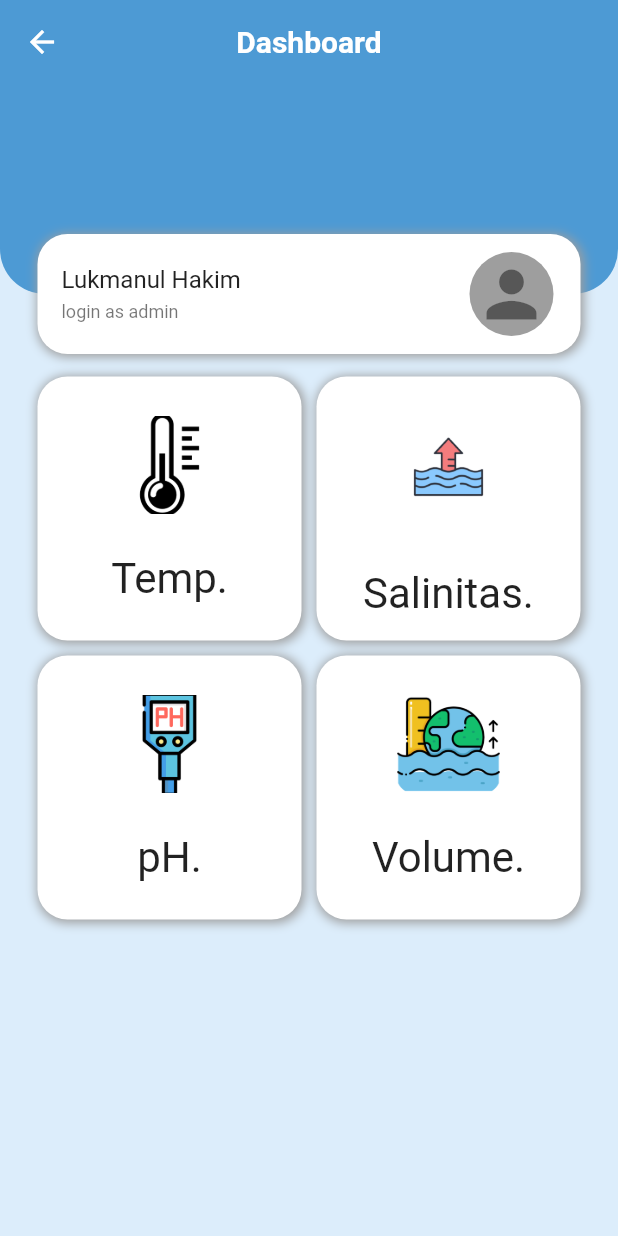
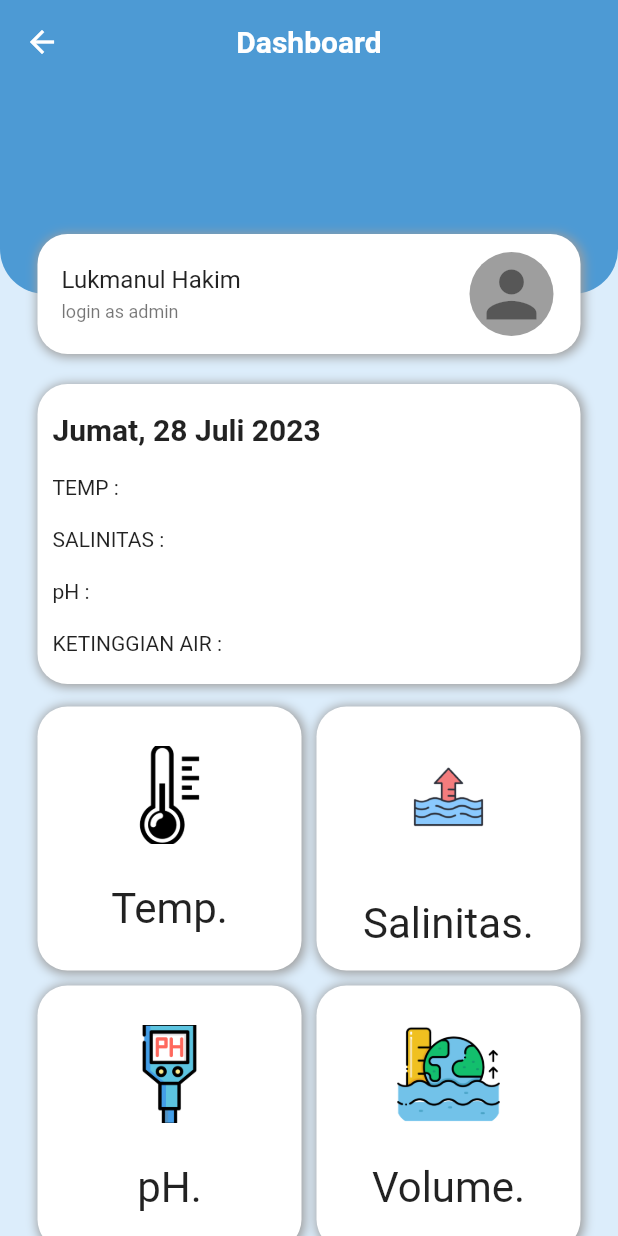
Before and after one commit to zainpelope/tambak-udang, a Flutter app: the Dashboard screen opened directly, on a phone screen of 412 x 824 dp. Run offline on Flutter 3.47's test engine with Material 2 defaults, Android fonts, the phone set to English and light mode, and no system bars; our stand-ins replace charts_flutter, flutter_spinkit.

Commit message:
menambahkan tanggal

```diff
--- a/lib/dashboard/dashborad.dart
+++ b/lib/dashboard/dashborad.dart
@@ -2,6 +2,7 @@ import 'package:flutter/cupertino.dart';
 import 'package:flutter/material.dart';
 import 'package:tambak_undang/theme/img_string.dart';
 import 'package:tambak_undang/widget/profile.dart';
+import 'package:tambak_undang/widget/tanggal.dart';
 
 import '../theme/app_color.dart';
 import '../widget/app_button.dart';
@@ -37,9 +38,10 @@ class Dashboard extends StatelessWidget {
             height: 140.0,
             width: double.infinity,
           ),
-         Profile(),
+          const Profile(),
+          const Tanggal(),
           const Padding(
-            padding: EdgeInsets.only(top: 170.0),
+            padding: EdgeInsets.only(top: 390.0),
             child: AppButton(),
           ),
         ],
--- a/lib/widget/tabel.dart
+++ b/lib/widget/tabel.dart
@@ -7,7 +7,6 @@ class Tabel extends StatelessWidget {
     {'nomor': 2, 'Paramaeter': 'Suhu', 'Literatur': '28°C'},
     {'nomor': 3, 'Paramaeter': 'Salinitas', 'Literatur': '35 ppt'},
     {'nomor': 4, 'Paramaeter': 'Ketinggian Air', 'Literatur': '120 cm'},
-    // Tambahkan data lainnya sesuai kebutuhan
   ];
 
   @override
@@ -44,7 +43,6 @@ class Tabel extends StatelessWidget {
               ),
             ],
             rows: _buildRows(),
-            // Menambahkan border antara sel dalam tabel
             border: TableBorder.all(color: Colors.grey),
           ),
         ),
@@ -53,7 +51,6 @@ class Tabel extends StatelessWidget {
   }
 
   List<DataRow> _buildRows() {
-    // Membuat baris dari data yang diberikan
     return data.map((item) {
       return DataRow(cells: [
         DataCell(
--- /dev/null
+++ b/lib/widget/tanggal.dart
@@ -0,0 +1,43 @@
+import 'package:flutter/cupertino.dart';
+import 'package:flutter/material.dart';
+
+class Tanggal extends StatelessWidget {
+  const Tanggal({Key? key}) : super(key: key);
+
+  @override
+  Widget build(BuildContext context) {
+    return Padding(
+      padding: const EdgeInsets.only(top: 200.0),
+      child: Container(
+        padding: const EdgeInsets.only(left: 10),
+        margin: const EdgeInsets.symmetric(horizontal: 25),
+        width: double.infinity,
+        height: 200,
+        decoration: BoxDecoration(
+          color: Colors.white,
+          boxShadow: const [
+            BoxShadow(
+              color: Colors.grey,
+              blurRadius: 5.0,
+              spreadRadius: 1.0,
+              offset: Offset(1, 1),
+            ),
+          ],
+          borderRadius: BorderRadius.circular(
+            20,
+          ),
+        ),child: const Column(
+        crossAxisAlignment: CrossAxisAlignment.start,
+        mainAxisAlignment: MainAxisAlignment.spaceEvenly,
+        children: [
+          Text("Jumat, 28 Juli 2023",style: TextStyle(fontSize: 20,fontWeight: FontWeight.bold),),
+          Text("TEMP :"),
+          Text("SALINITAS :"),
+          Text("pH :"),
+          Text("KETINGGIAN AIR :"),
+        ],
+      ),
+      ),
+    );
+  }
+}
```
